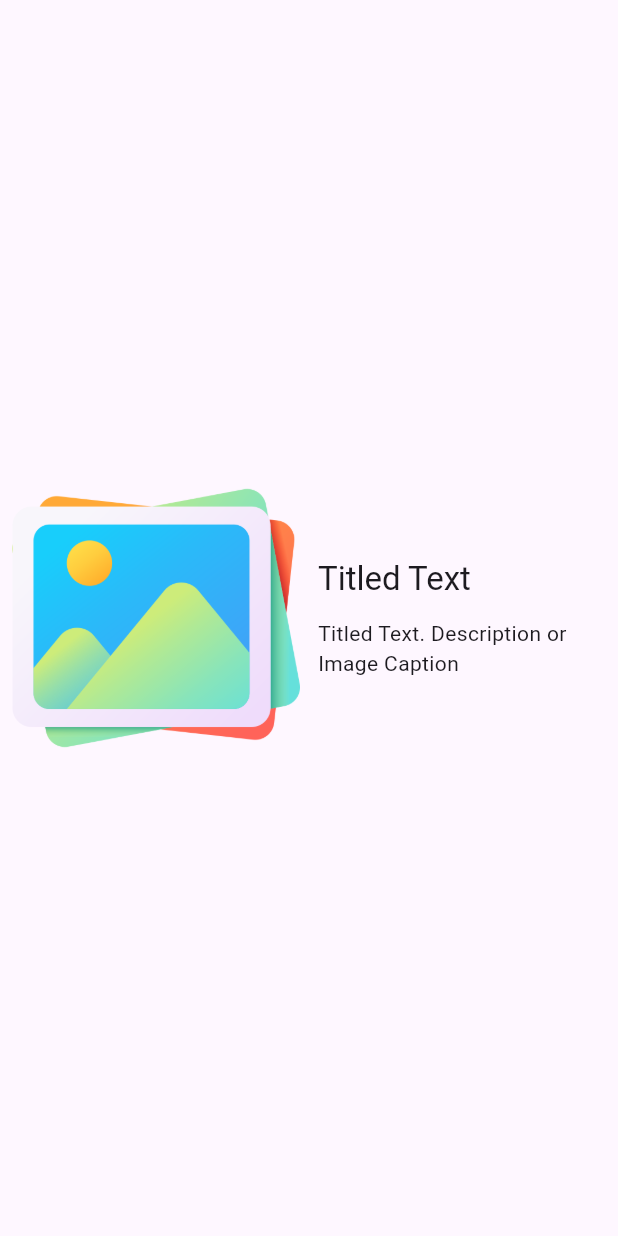
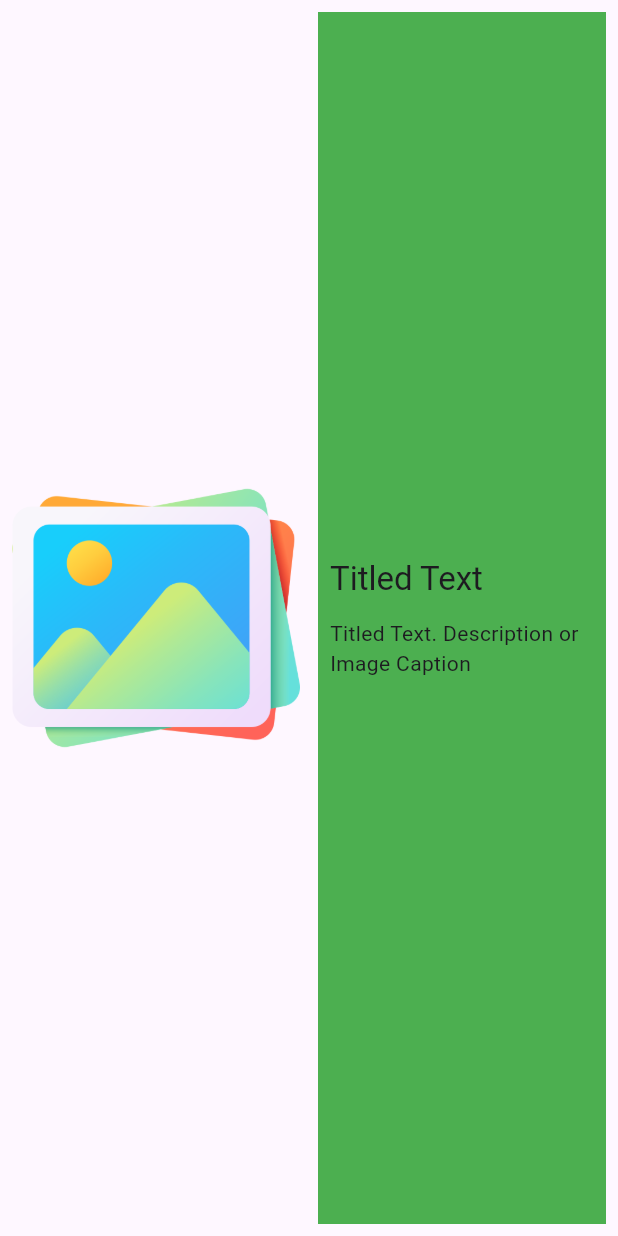
Before and after one commit to kristoff1/kristoff1-design-story-boilerplate, a Flutter app: the LeftImageRightWidget widget shown alone on an empty page, opened directly, on a phone screen of 412 x 824 dp. Run offline on Flutter 3.47's test engine with Material 2 defaults, Android fonts, the phone set to English and light mode, and no system bars.

Commit message:
added first custom themed example

```diff
--- a/design/lib/src/components/paired_images/left_image_right_widget.dart
+++ b/design/lib/src/components/paired_images/left_image_right_widget.dart
@@ -3,23 +3,38 @@ import 'package:flutter/material.dart';
 import '../../atoms/images/base_images.dart';
 import '../../atoms/images/image_types.dart';
 
+///REPETITIVE SO IT CAN EASILY BE COPIED
+enum RightWidgetVerticalAlignment {
+  top,
+  center,
+  bottom,
+  //If stretch make sure to wrap the widget in a sized or expanded widget
+  stretch,
+}
+
 class LeftImageRightWidget extends StatelessWidget {
   final Widget pairedWidget;
   final String imagePath;
   final ImageTypes imageType;
+  final RightWidgetVerticalAlignment verticalAlignment;
+  final BoxDecoration? decoration;
 
   const LeftImageRightWidget({
     super.key,
     required this.pairedWidget,
     required this.imagePath,
     required this.imageType,
+    this.verticalAlignment = RightWidgetVerticalAlignment.center,
+    this.decoration,
   });
 
   @override
   Widget build(BuildContext context) {
-    return Padding(
+    return Container(
+      decoration: decoration,
       padding: const EdgeInsets.all(8),
       child: Row(
+        crossAxisAlignment: _getVerticalAlignment(verticalAlignment),
         children: [
           Expanded(
             child: BaseImage(
@@ -37,4 +52,18 @@ class LeftImageRightWidget extends StatelessWidget {
       ),
     );
   }
+
+  CrossAxisAlignment _getVerticalAlignment(
+      RightWidgetVerticalAlignment verticalAlignment) {
+    switch (verticalAlignment) {
+      case RightWidgetVerticalAlignment.top:
+        return CrossAxisAlignment.start;
+      case RightWidgetVerticalAlignment.center:
+        return CrossAxisAlignment.center;
+      case RightWidgetVerticalAlignment.bottom:
+        return CrossAxisAlignment.end;
+      case RightWidgetVerticalAlignment.stretch:
+        return CrossAxisAlignment.stretch;
+    }
+  }
 }
--- a/design/lib/src/components/text_widgets/titled_texts.dart
+++ b/design/lib/src/components/text_widgets/titled_texts.dart
@@ -6,26 +6,40 @@ enum TitledTextDirection {
   center,
 }
 
+enum TextVerticalAlignment {
+  top,
+  center,
+  bottom,
+  stretch,
+}
+
 class TitledText extends StatelessWidget {
   final String text;
   final String title;
   final TitledTextDirection textDirection;
+  final TextVerticalAlignment verticalAlignment;
+  final BorderRadius? borderRadius;
   final BoxDecoration? decoration;
+  final EdgeInsetsGeometry? padding;
 
   const TitledText({
     super.key,
     required this.text,
     required this.title,
     this.textDirection = TitledTextDirection.left,
+    this.verticalAlignment = TextVerticalAlignment.center,
+    this.borderRadius,
     this.decoration,
+    this.padding,
   });
 
   @override
   Widget build(BuildContext context) {
     return Container(
       decoration: decoration,
+      padding: padding,
       child: Column(
-        mainAxisAlignment: MainAxisAlignment.center,
+        mainAxisAlignment: _getVerticalAlignment(verticalAlignment),
         crossAxisAlignment: _getTextDirection(textDirection),
         children: [
           Text(
@@ -39,6 +53,7 @@ class TitledText extends StatelessWidget {
           Text(
             text,
             textAlign: _getTextAlign(textDirection),
+            style: Theme.of(context).textTheme.bodyMedium,
           ),
         ],
       ),
@@ -66,4 +81,18 @@ class TitledText extends StatelessWidget {
         return TextAlign.center;
     }
   }
+
+  MainAxisAlignment _getVerticalAlignment(
+      TextVerticalAlignment verticalAlignment) {
+    switch (verticalAlignment) {
+      case TextVerticalAlignment.top:
+        return MainAxisAlignment.start;
+      case TextVerticalAlignment.center:
+        return MainAxisAlignment.center;
+      case TextVerticalAlignment.bottom:
+        return MainAxisAlignment.end;
+      case TextVerticalAlignment.stretch:
+        return MainAxisAlignment.spaceBetween;
+    }
+  }
 }
```
Also changed, not shown: design/example/lib/catalog.dart (+21 -38 lines), design/example/lib/pages/example_1.dart (added, +76 -0 lines), design/lib/src/components/paired_images/right_image_left_widget.dart (+29 -1 lines).
